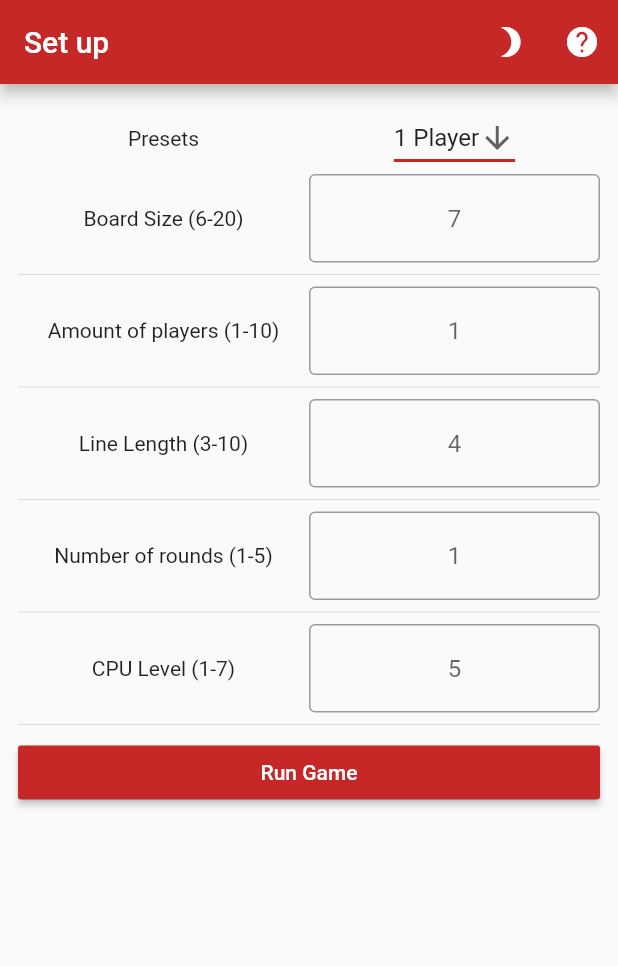
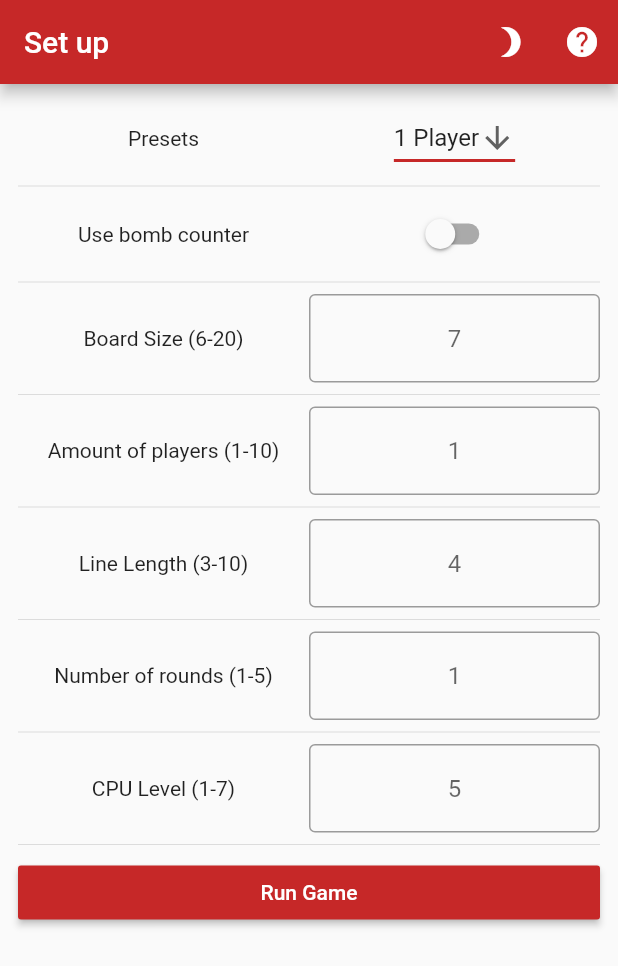
Before and after one commit to Robert3141/Connectron, a Flutter app: the screen it shows after launch, on a phone screen of 412 x 824 dp. Shown: the top 966 px of the screen. Run offline on Flutter 3.47's test engine with Material 2 defaults, Android fonts, the phone set to English and light mode, and no system bars; our stand-ins replace dynamic_theme.

Commit message:
Added interface for bomb counter

```diff
--- a/lib/UI/UIsettings.dart
+++ b/lib/UI/UIsettings.dart
@@ -119,6 +119,16 @@ class _SettingsState extends State<SettingsPage> {
       globals.conBoardSize.text = globals.boardSize.toString();
       globals.amountOfPlayers = globals.optionalPresetsValues[globals.selectedPreset][1];
       globals.conAmountOfPlayers.text = globals.amountOfPlayers.toString();
+      globals.recursionEnabled = globals.amountOfPlayers > 1;
+      globals.bombCounter = globals.amountOfPlayers <= 1 ? false : globals.bombCounter;
+    });
+  }
+
+  void onLblBombPressed(bool newBomb) {
+    setState(() {
+      if (globals.recursionEnabled) {
+        globals.bombCounter = newBomb;
+      }
     });
   }
 
@@ -132,6 +142,7 @@ class _SettingsState extends State<SettingsPage> {
     globals.selectedPreset = globals.optionalPresetsTitles.length-1;
     globals.amountOfPlayers = int.parse(playerAmountString) ?? globals.playerDefault;
     globals.amountOfPlayers = globals.amountOfPlayers == 0 ? globals.playerDefault : globals.amountOfPlayers;
+    globals.bombCounter = globals.amountOfPlayers <= 1 ? false : globals.bombCounter;
     //enable recursion
     setState(() {
       globals.recursionEnabled = globals.amountOfPlayers < 2;
@@ -204,7 +215,8 @@ class _SettingsState extends State<SettingsPage> {
                     ),
                   ),
                   Expanded(
-                    child: Center(
+                    child: Align(
+                      alignment: AlignmentDirectional.center,
                       child: DropdownButton<String>(
                         value:globals.optionalPresetsTitles[globals.selectedPreset],
                         items:globals.optionalPresetsTitles.map<DropdownMenuItem<String>>((String value) {
@@ -222,6 +234,38 @@ class _SettingsState extends State<SettingsPage> {
                 ],
               ),
             ),
+            Divider(),
+            InkWell(
+              enableFeedback: globals.recursionEnabled,
+              splashColor: Theme.of(context).primaryColor,
+              child: Row(
+                mainAxisAlignment: MainAxisAlignment.spaceBetween,
+                children: <Widget>[
+                  Expanded(
+                    child: Text(
+                      globals.lblBombCounter,
+                      textAlign: TextAlign.center,
+                    ),
+                  ),
+                  Expanded(
+                    child: Align(
+                      alignment: AlignmentDirectional.center,
+                      child: InkWell(
+                        onTap: (){
+                          onLblBombPressed(!globals.bombCounter);
+                        },
+                        child: Switch(
+                          value: globals.bombCounter,
+                          onChanged: onLblBombPressed,
+                        ),
+                      ),
+                    ),
+                  ),
+
+                ],
+              ),
+            ),
+            Divider(),
             InkWell(
               splashColor: Theme.of(context).primaryColor,
               child: Row(
--- a/lib/globals.dart
+++ b/lib/globals.dart
@@ -47,6 +47,7 @@ const String lblAmountOfPlayers = "Amount of players ($playerMin-$playerMax)";
 const String lblLineLength = "Line Length ($lineMin-$lineMax)";
 const String lblRoundNum = "Number of rounds ($roundMin-$roundMax)";
 const String lblRecursion = "CPU Level ($recursionMin-$recursionMax)";
+const String lblBombCounter = "Use bomb counter";
 const String lblRunGame = "Run Game";
 const String errorActionAccept = "OK";
 const String errorTitleInput = "Invalid Input";
@@ -80,6 +81,7 @@ const errorTitleWin = "Winner!";
 const errorMsgWinner = "The winner is player ";
 const errorMsgOverall = " and the overall winner is player ";
 const errorMsgBoardNoSpace = "The column you selected is full!";
+const lblOptions = "Options";
 const List<Color> playerColors = [
   Color.fromRGBO(255,255,255,1.0),  //00 WHITE
   Color.fromRGBO(198, 40, 40,1.0),  //01 RED
@@ -114,6 +116,7 @@ int amountOfRounds = roundDefault;
 int lineLength = lineDefault;
 int recursionLimit = recursionDefault;
 bool recursionEnabled = true;
+bool bombCounter = false;
 int roundNumber = roundDefault;
 int playerNumber = playerDefault;
 List<List<int>> mainBoard = new List<List<int>>.generate(boardDefault, (i) => List<int>.generate(boardDefault, (j) => 0));
```
Also changed, not shown: lib/UI/UIgame.dart (+42 -3 lines).
